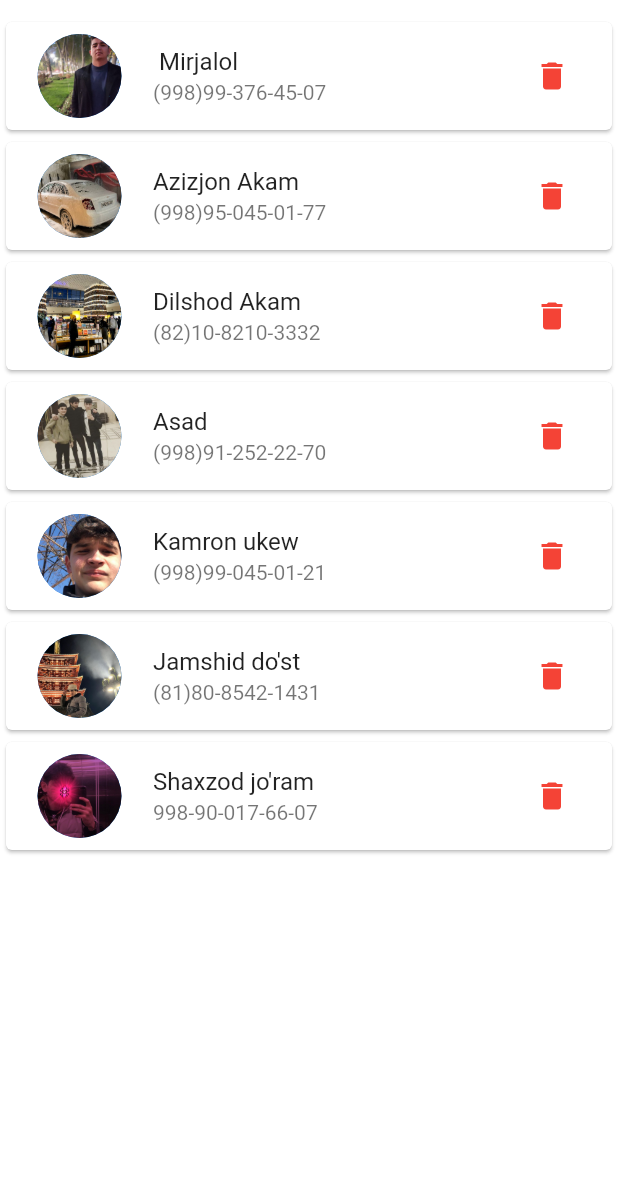
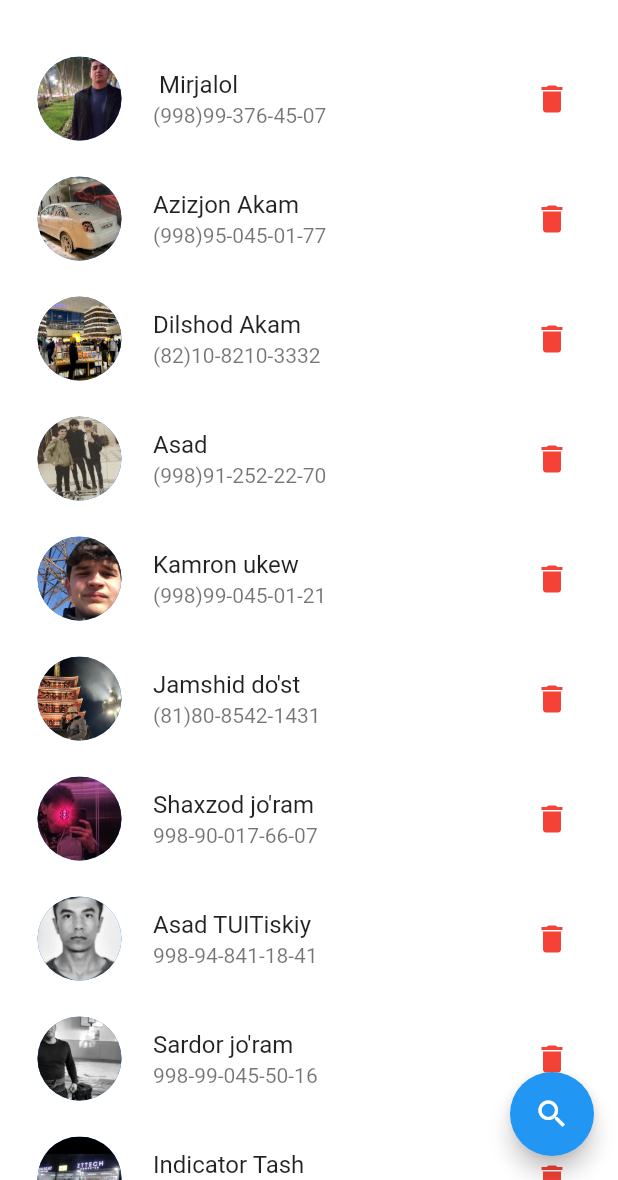
Before and after one commit to azimjaan21/Contact-App, a Flutter app: the screen it shows after launch, after a tap on the "delete" icon, on a phone screen of 412 x 824 dp, the part 56-1236 px from its top. Run offline on Flutter 3.47's test engine with Material 2 defaults, Android fonts, the light colour scheme and no system bars.

Commit message:
new file:   assets/asadtuit.jpg 	new file:   assets/indicator.jpg 	new file:   assets/sardor.jpg 	modified:   lib/main.dart 	modified:   lib/widgets/user_items.dart

```diff
--- a/lib/main.dart
+++ b/lib/main.dart
@@ -73,7 +73,26 @@ class _HomePageState extends State<HomePage> {
       "username": "Shaxzod jo'ram",
       "imageURL": "assets/shaxa.jpg",
       "phonenumber": "998-90-017-66-07",
-    }
+    },
+    {
+      "id": "user9",
+      "username": "Asad TUITiskiy",
+      "imageURL": "assets/asadtuit.jpg",
+      "phonenumber": "998-94-841-18-41",
+    },
+    {
+      "id": "user10",
+      "username": "Sardor jo'ram",
+      "imageURL": "assets/sardor.jpg",
+      "phonenumber": "998-99-045-50-16",
+    },
+
+    {
+      "id": "user11",
+      "username": "Indicator Tash",
+      "imageURL": "assets/indicator.jpg",
+      "phonenumber": "998-99-825-39-77",
+    },
   ];
 
   void userdelete(String userID) {
@@ -92,7 +111,7 @@ class _HomePageState extends State<HomePage> {
   Widget build(BuildContext context) {
     for (var user in userslist) {}
     return Scaffold(
-      backgroundColor: const Color.fromARGB(221, 255, 255, 255),
+      backgroundColor: Colors.white,
       body: SafeArea(
         child: Column(
           children: [
@@ -135,6 +154,9 @@ class _HomePageState extends State<HomePage> {
                 ),
               ],
             ),
+            const SizedBox(
+              height: 15.0,
+            ),
             Expanded(
               child: ListView(
                 children: userslist
@@ -153,6 +175,10 @@ class _HomePageState extends State<HomePage> {
           ],
         ),
       ),
+      floatingActionButton: const FloatingActionButton(
+        onPressed: null,
+        child: Icon(Icons.search),
+      ),
     );
   }
 }
--- a/lib/widgets/user_items.dart
+++ b/lib/widgets/user_items.dart
@@ -18,6 +18,7 @@ class UsersItems extends StatelessWidget {
   @override
   Widget build(BuildContext context) {
     return Card(
+      elevation: 0,
       child: ListTile(
         leading: CircleAvatar(
           radius: 33,
```
Also changed, not shown: assets/asadtuit.jpg (added), assets/indicator.jpg (added), assets/sardor.jpg (added). Lines whose indentation alone changed are shown as unchanged.
